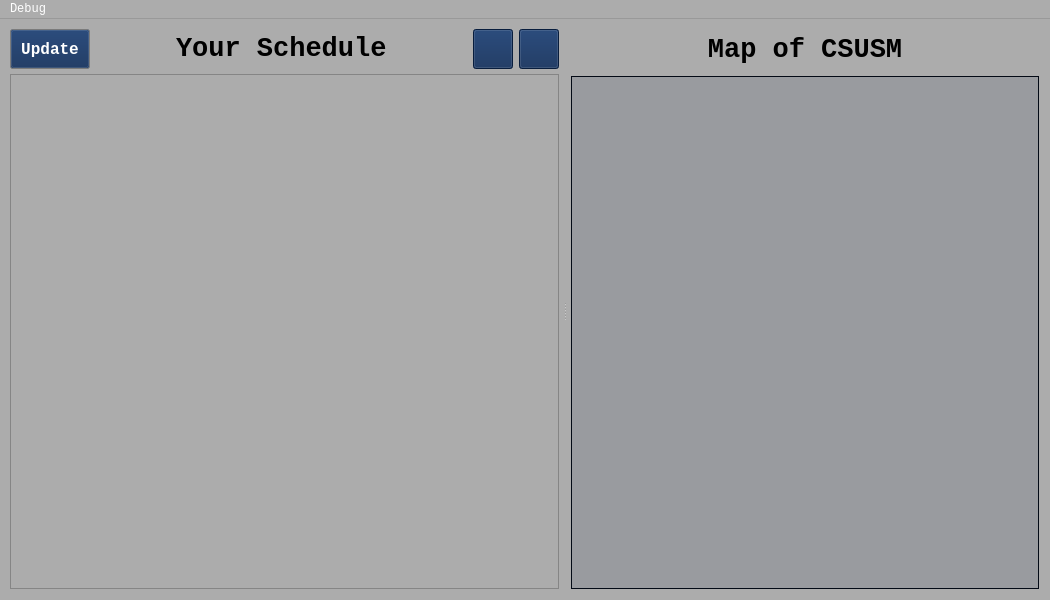
This is 370-project/mainwindow.ui in rochanehurst/CS370-Team3 as Qt 5 draws it before an edit. The edited form follows.
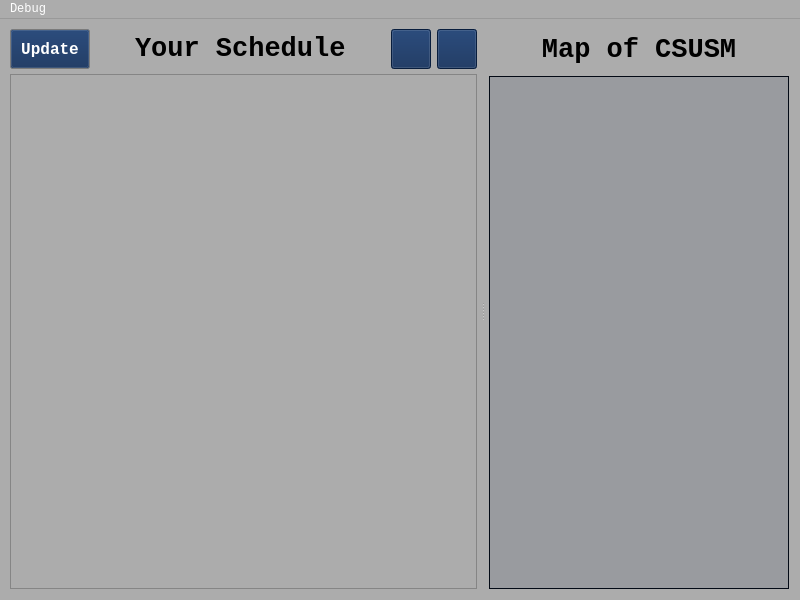
This is the edited form. Icons and pictures are not drawn.

Commit message: Changed minimum window size to 800x600. Added App Banner

Patch:
```diff
--- a/370-project/mainwindow.ui
+++ b/370-project/mainwindow.ui
@@ -6,7 +6,7 @@
    <rect>
     <x>0</x>
     <y>0</y>
-    <width>1050</width>
+    <width>800</width>
     <height>600</height>
    </rect>
   </property>
@@ -18,7 +18,7 @@
   </property>
   <property name="minimumSize">
    <size>
-    <width>1050</width>
+    <width>800</width>
     <height>600</height>
    </size>
   </property>
@@ -1268,7 +1268,7 @@
           </property>
           <property name="minimumSize">
            <size>
-            <width>400</width>
+            <width>300</width>
             <height>200</height>
            </size>
           </property>
@@ -1289,7 +1289,7 @@
             <rect>
              <x>0</x>
              <y>0</y>
-             <width>506</width>
+             <width>417</width>
              <height>513</height>
             </rect>
            </property>
@@ -1372,7 +1372,7 @@
           </property>
           <property name="minimumSize">
            <size>
-            <width>400</width>
+            <width>300</width>
             <height>200</height>
            </size>
           </property>
@@ -1416,7 +1416,7 @@
     <rect>
      <x>0</x>
      <y>0</y>
-     <width>1050</width>
+     <width>800</width>
      <height>17</height>
     </rect>
    </property>
```
The commit also changes 3 other files.
